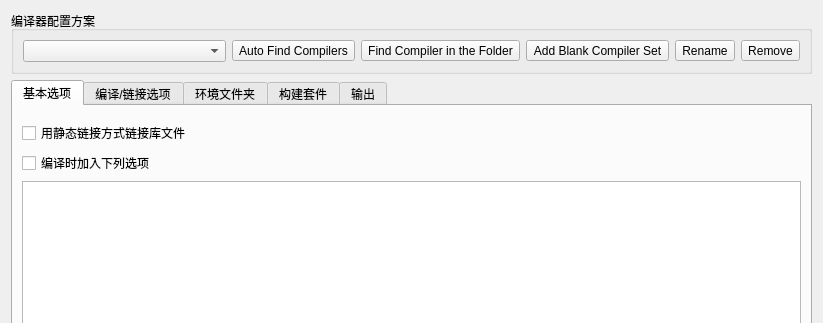
Above: Plugin/Plugin_CppBase/Form/settingForm/Form_settings_Compile.ui from chineselixi/FireMonkeyStudio before the change; both pictures show x 0 to 823 and y 0 to 323 of the 823 by 607 pixel window. Below: the same form after it.
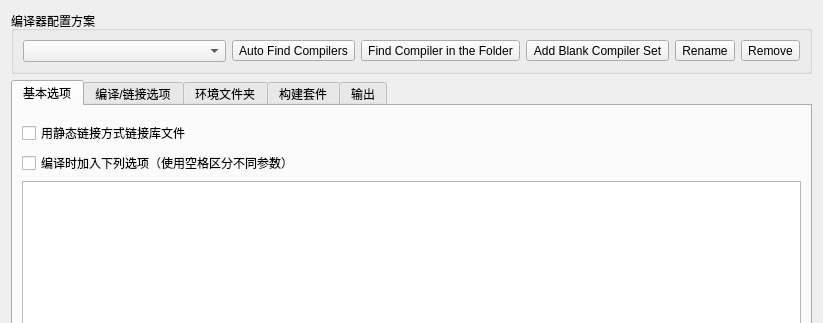
That is the form after the change. The open tabs and pages were chosen to show the change. Icons and pictures are not drawn. Custom widgets are drawn as their Qt base class.

Commit message: 内置了exe类型图标，修复了打开工程没有历史记录的问题，cppBase为第三方参数提供支持，修复了删除环境配置按钮崩溃的问题，更改主启动界面为NEW

The edit to the form file:
```diff
--- a/Plugin/Plugin_CppBase/Form/settingForm/Form_settings_Compile.ui
+++ b/Plugin/Plugin_CppBase/Form/settingForm/Form_settings_Compile.ui
@@ -61,7 +61,7 @@
           <bool>true</bool>
          </property>
          <property name="text">
-          <string>编译时加入下列选项</string>
+          <string>编译时加入下列选项（使用空格区分不同参数）</string>
          </property>
          <property name="checkable">
           <bool>true</bool>
```
Left out of the diff: 6 changed lines with no effect on the pictures. The commit also changes 10 other files.
